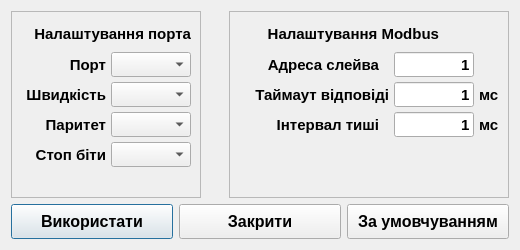
Goodjamp/Mdio, file dialogconnectionsettings.ui: the form before one commit.
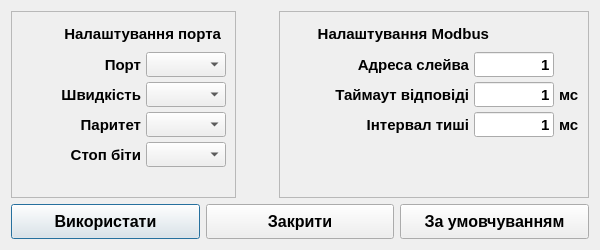
The form after the commit.

Patch:
```diff
--- a/dialogconnectionsettings.ui
+++ b/dialogconnectionsettings.ui
@@ -6,7 +6,7 @@
    <rect>
     <x>0</x>
     <y>0</y>
-    <width>520</width>
+    <width>600</width>
     <height>250</height>
    </rect>
   </property>
@@ -18,13 +18,13 @@
   </property>
   <property name="minimumSize">
    <size>
-    <width>520</width>
+    <width>600</width>
     <height>250</height>
    </size>
   </property>
   <property name="maximumSize">
    <size>
-    <width>520</width>
+    <width>600</width>
     <height>250</height>
    </size>
   </property>
@@ -81,13 +81,13 @@
            <widget class="QLabel" name="label">
             <property name="minimumSize">
              <size>
-              <width>85</width>
+              <width>120</width>
               <height>25</height>
              </size>
             </property>
             <property name="maximumSize">
              <size>
-              <width>85</width>
+              <width>120</width>
               <height>25</height>
              </size>
             </property>
@@ -133,13 +133,13 @@
            <widget class="QLabel" name="lParity">
             <property name="minimumSize">
              <size>
-              <width>85</width>
+              <width>120</width>
               <height>25</height>
              </size>
             </property>
             <property name="maximumSize">
              <size>
-              <width>85</width>
+              <width>120</width>
               <height>25</height>
              </size>
             </property>
@@ -162,13 +162,13 @@
            <widget class="QLabel" name="lBaudRate">
             <property name="minimumSize">
              <size>
-              <width>85</width>
+              <width>120</width>
               <height>25</height>
              </size>
             </property>
             <property name="maximumSize">
              <size>
-              <width>85</width>
+              <width>120</width>
               <height>25</height>
              </size>
             </property>
@@ -237,13 +237,13 @@
            <widget class="QLabel" name="lStopBits">
             <property name="minimumSize">
              <size>
-              <width>85</width>
+              <width>120</width>
               <height>25</height>
              </size>
             </property>
             <property name="maximumSize">
              <size>
-              <width>85</width>
+              <width>120</width>
               <height>25</height>
              </size>
             </property>
@@ -450,13 +450,13 @@
            <widget class="QLabel" name="lAddress">
             <property name="minimumSize">
              <size>
-              <width>140</width>
+              <width>180</width>
               <height>25</height>
              </size>
             </property>
             <property name="maximumSize">
              <size>
-              <width>140</width>
+              <width>180</width>
               <height>25</height>
              </size>
             </property>
@@ -479,13 +479,13 @@
            <widget class="QLabel" name="lAddress_2">
             <property name="minimumSize">
              <size>
-              <width>150</width>
+              <width>180</width>
               <height>25</height>
              </size>
             </property>
             <property name="maximumSize">
              <size>
-              <width>150</width>
+              <width>180</width>
               <height>25</height>
              </size>
             </property>
@@ -508,13 +508,13 @@
            <widget class="QLabel" name="lAddress_3">
             <property name="minimumSize">
              <size>
-              <width>140</width>
+              <width>180</width>
               <height>25</height>
              </size>
             </property>
             <property name="maximumSize">
              <size>
-              <width>140</width>
+              <width>180</width>
               <height>25</height>
              </size>
             </property>
```
